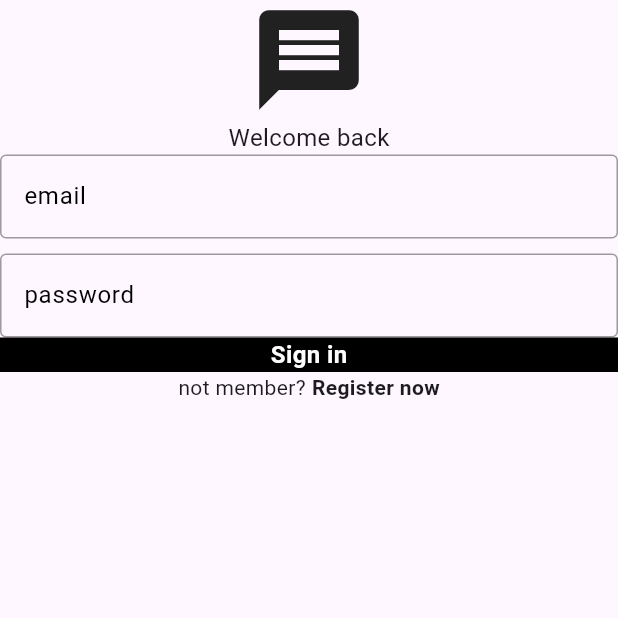
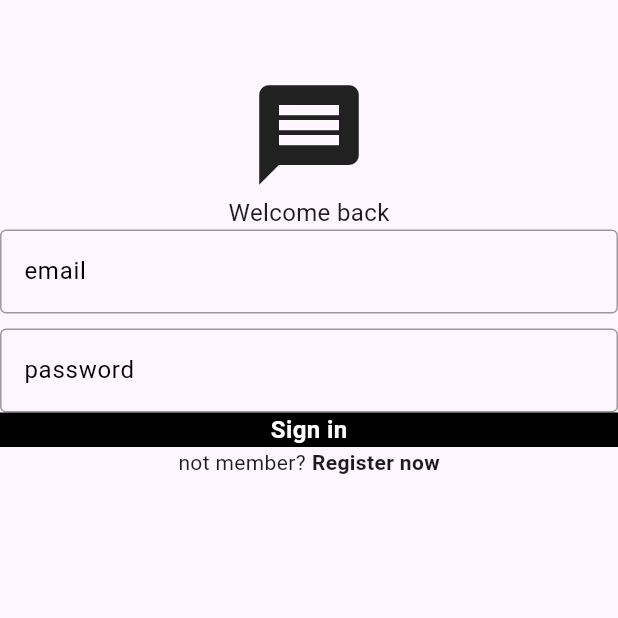
Before and after one commit to rishikasrinivas/ACMWWeatherDemoApp, a Flutter app: the screen it shows after launch, on a phone screen of 412 x 824 dp, the top half of it. Run offline on Flutter 3.47's test engine with Material 3 defaults, Android fonts, the light colour scheme and no system bars.

Commit message:
Commented and updated code 2/21

```diff
--- a/lib/components/my_button.dart
+++ b/lib/components/my_button.dart
@@ -1,24 +1,37 @@
 import 'package:flutter/material.dart';
 
+/* We want 2 things in a button. The name of the button so the user knows its purpose
+ * and some functionalityt behind that button. Let's generalize that here
+ */
 class MyButton extends StatelessWidget {
+  //our functionality behind the method will be defined by a method
   final void Function()? onTap;
+  //text associated w/ button
   final String text;
+  //build the constructor
   const MyButton({
-    super.key,
+    super.key, //calling the SttatelessWidget class' super
     required this.onTap,
     required this.text,
   });
+
+  //what do we want this Button to do when we call it
   @override
   Widget build(BuildContext context) {
-    // TODO: implement build
+    // Detect a gesture so we can call the Dart Widget GestureDetector and associate
+    // each of its properties (onTap, child, etc) to some functionality
     return GestureDetector(
-      onTap: onTap,
+      onTap:
+          onTap, //first onTap is the parameter of the object, 2nd is our constructor defined variable
+      //we want to build a box to hold text, then put text in it
       child: Container(
+        //box to hold text
         decoration: BoxDecoration(
           color: Colors.black,
         ),
         child: Center(
-            child: Text(text,
+            //We want to position the text in the center of the box
+            child: Text(text, //the text we want to place
                 style: TextStyle(
                   color: Colors.white,
                   fontWeight: FontWeight.bold,
--- a/lib/components/my_text_field.dart
+++ b/lib/components/my_text_field.dart
@@ -1,9 +1,17 @@
 import 'package:flutter/material.dart';
 
+/* Now we want a place where the user can type info
+* What do we need:
+  1) A textbox to type in
+  2) Hint Text to specify to the user what should go in the box
+  3) If the box is intended to hold something we don't want to show (like a password)
+      we can "obscure text" so it shows up as black dots
+*/
 class MyTextField extends StatelessWidget {
-  final TextEditingController controller;
-  final String hintText;
-  final bool obscureText;
+  final TextEditingController controller; //text box
+  final String hintText; //hint text
+  final bool obscureText; // obscure text
+  //consttructor
   const MyTextField({
     super.key,
     required this.controller,
@@ -13,9 +21,13 @@ class MyTextField extends StatelessWidget {
 
   @override
   Widget build(BuildContext context) {
+    //We want a text field so we can call Dart's TextField widget and use the parameters in the
+    // documentation and our defined arguments as arguments
     return TextField(
-      controller: controller,
+      controller:
+          controller, //first one is paramter from documentattion, 2nd is our argument from constructor
       obscureText: obscureText,
+      //apply borders, hintText, colors, etc using another Dart Widget
       decoration: InputDecoration(
         enabledBorder: OutlineInputBorder(
           borderSide: BorderSide(color: Colors.black38),
--- a/lib/screens/login.dart
+++ b/lib/screens/login.dart
@@ -2,6 +2,7 @@ import 'package:flutter/material.dart';
 import 'package:flutter/widgets.dart';
 import 'package:provider/provider.dart';
 
+// importing the buttton and text field classes we built
 import '../components/my_button.dart';
 import '../components/my_text_field.dart';
 
@@ -9,29 +10,48 @@ class LoginPage extends StatefulWidget {
   final void Function()? onTap;
   const LoginPage({super.key, this.onTap});
 
+  /*This is different from our button and text field.
+  *purpose: When we call LoginPage() we want it tto reset each time
+  * maybe a user signed in one time and know that information is known to LoginPage
+  * but if we return to LoginPage, we shouldn't remember that information.
+  * so we should create a new state everytime we call this class
+  */
+
   State<LoginPage> createState() => _LoginState();
 }
 
 class _LoginState extends State<LoginPage> {
+  //Another Dart Widget that serves as a text box contrtoller keeping track of the text we input
   final emailController = TextEditingController();
   final passwordController = TextEditingController();
-  // calls firebase authorization to sign in and if successfull returns
-  //user creds else returns and error
+
+  //We'll use this signIn method later but for now let's just have it print something to the console
+  // when called
   void signIn() async {
     print("Clicked Login!");
   }
 
   @override
   Widget build(BuildContext context) {
-    // TODO: implement build
+    /* Scaffold is a widget that will occupy the whole screen and we can insert functitonality
+    *in it
+    * It has many properties but here we'll focus on 'body:' which displays the main page
+    * for more information on Scaffold: https://www.geeksforgeeks.org/scaffold-class-in-flutter-with-examples/
+    * in body, we can call organization toold like Column to format the widgets onto tthe screen
+    * Widgetts are placed in the order you mention them (top to bottom on app)
+    */
     return Scaffold(
       body: Column(
         children: [
+          const SizedBox(
+              height: 50), //Let's add padding at tthe top of the page.
           Icon(
+            //Built in widget that displays a message icon
             Icons.message,
             size: 80,
           ),
           const Text(
+            //We want this at the top so we'll place it first
             "Welcome back",
             style: TextStyle(
               fontSize: 16,
@@ -42,7 +62,9 @@ class _LoginState extends State<LoginPage> {
             hintText: "email",
             obscureText: false,
           ),
-          const SizedBox(height: 10),
+          const SizedBox(
+              height:
+                  10), //lets leave a gap between the email textbox and password
           MyTextField(
             controller: passwordController,
             hintText: "password",
@@ -50,6 +72,12 @@ class _LoginState extends State<LoginPage> {
           ),
           //enter info and signin (calls sign in in this file)
           MyButton(onTap: signIn, text: "Sign in"),
+
+          /* Another way to add buttons though less modular
+          * This class in particular stacks text row-wise
+          * We're centering the text using MainAxisAlignment.center
+          * and the text we're inserting and formatting are the "children"
+          */
           Row(mainAxisAlignment: MainAxisAlignment.center, children: [
             Text('not member?'),
             SizedBox(width: 4),
--- a/lib/screens/reg.dart
+++ b/lib/screens/reg.dart
@@ -5,6 +5,10 @@ import 'package:provider/provider.dart';
 import '../components/my_button.dart';
 import '../components/my_text_field.dart';
 
+/* This class follows very similar logic to LoginPage() with the
+* only difference being an additional text field
+* Refer to login.dart for comments and explanation
+*/
 class RegPage extends StatefulWidget {
   final void Function()? onTap;
   const RegPage({super.key, this.onTap});
```
Also changed, not shown: lib/main.dart (+4 -3 lines), 1 other file.
